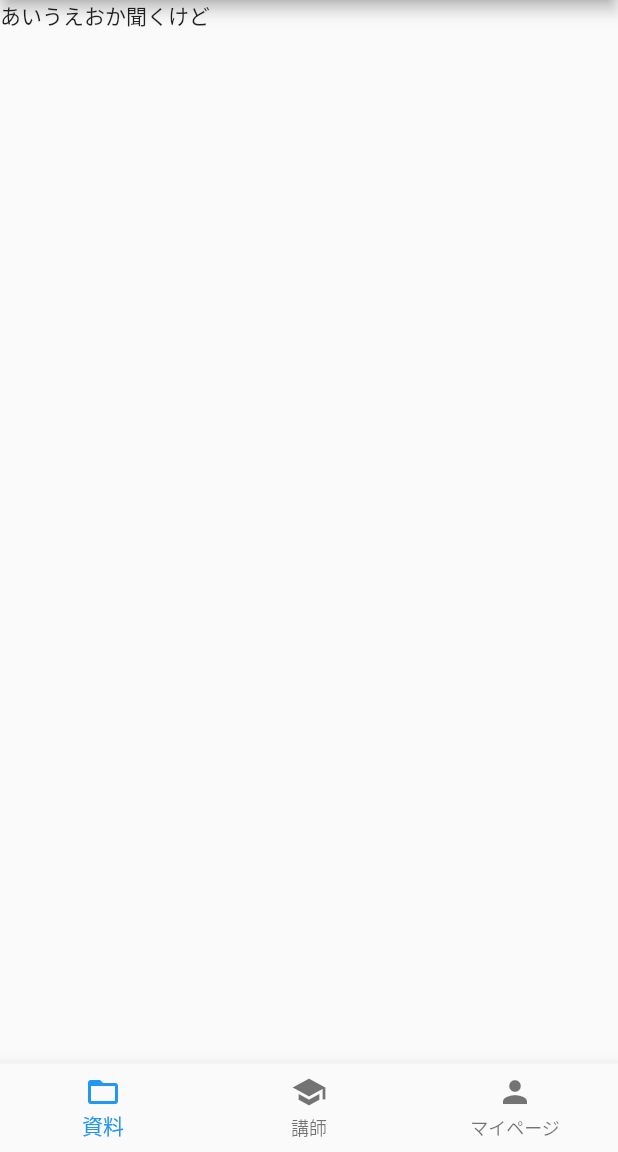
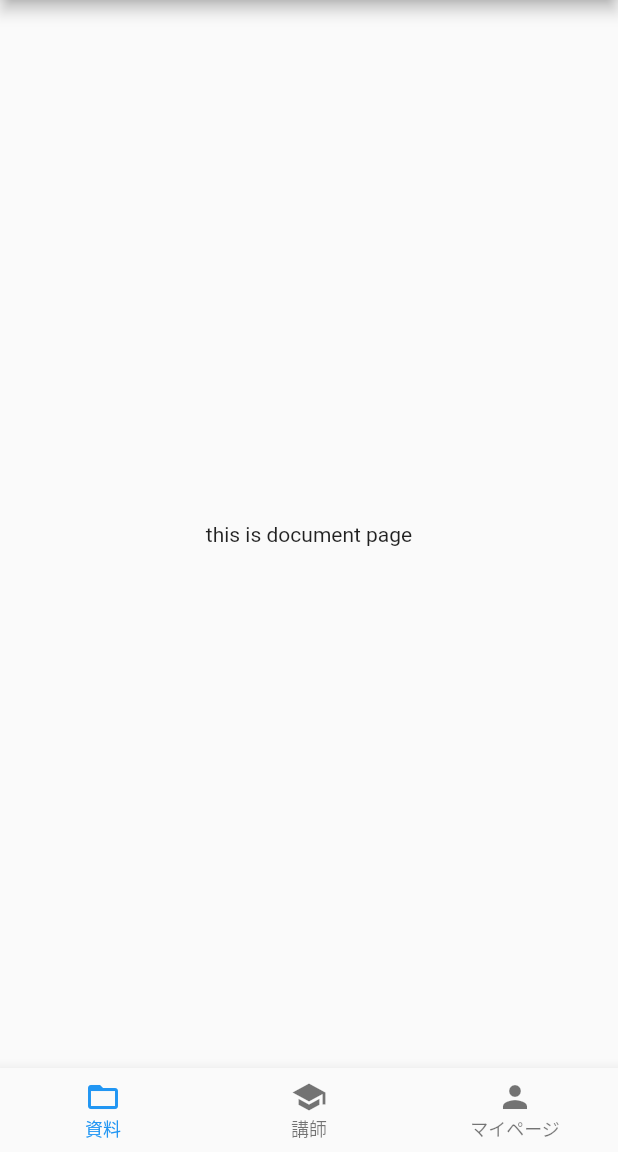
Before and after one commit to HTsuruo/chiyell-native, a Flutter app: the screen it shows after launch, on a phone screen of 412 x 824 dp, the part 84-1236 px from its top. Run offline on Flutter 3.47's test engine with Material 2 defaults, Android fonts, the phone set to English and light mode, and no system bars; Roboto replaces fonts that are missing (GenJyuuGothic-L).

Commit message:
feat: ページごとにファイルを分割してみた.

```diff
--- a/lib/app.dart
+++ b/lib/app.dart
@@ -1,5 +1,8 @@
 import 'dart:ui';
 
+import 'package:chiyell_mobile/page/document.dart';
+import 'package:chiyell_mobile/page/mypage.dart';
+import 'package:chiyell_mobile/page/tutor.dart';
 import 'package:chiyell_mobile/theme.dart';
 import 'package:flutter/material.dart';
 
@@ -72,9 +75,9 @@ class _MyHomePageState extends State<MyHomePage> {
         controller: _pageController,
         onPageChanged: onPageChanged,
         children: <Widget>[
-          Text('あいうえおか聞くけど', style: TextStyle(fontFamily: 'GenJyuuGothic-L')),
-          Text('hogehogegegheoge'),
-          Text('momo'),
+          DocumentPage(),
+          TutorPage(),
+          MyPage(),
         ],
       ),
       bottomNavigationBar: BottomNavigationBar(
@@ -82,6 +85,7 @@ class _MyHomePageState extends State<MyHomePage> {
         currentIndex: _page,
         onTap: onTapBottomNavigation,
         items: bottomItems(),
+        selectedFontSize: 12.0,
       ),
     );
   }
--- /dev/null
+++ b/lib/page/document.dart
@@ -0,0 +1,11 @@
+import 'package:flutter/material.dart';
+
+class DocumentPage extends StatelessWidget {
+  @override
+  Widget build(BuildContext context) {
+    return Scaffold(
+        body: Center(
+      child: Text('this is document page'),
+    ));
+  }
+}
```
Also changed, not shown: lib/page/mypage.dart (added, +11 -0 lines), lib/page/tutor.dart (added, +11 -0 lines).
